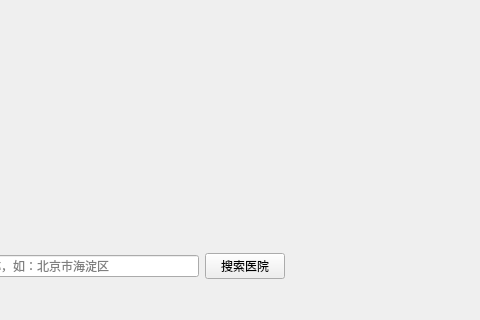
Qt form mainwindow.ui (MKpack/Hospital-Distribution) before a commit; both pictures show x 187 to 667 and y 280 to 600 of the 800 by 600 pixel window.
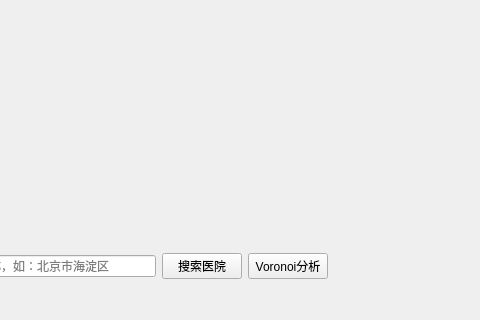
The same form after that commit.

Commit message: 画出voronoi图

```diff
--- a/mainwindow.ui
+++ b/mainwindow.ui
@@ -121,6 +121,13 @@
            </property>
           </widget>
          </item>
+         <item>
+          <widget class="QPushButton" name="voronoiBtn">
+           <property name="text">
+            <string>Voronoi分析</string>
+           </property>
+          </widget>
+         </item>
          <item>
           <spacer name="horizontalSpacer_3">
            <property name="orientation">
```
The commit also changes 4 other files.
